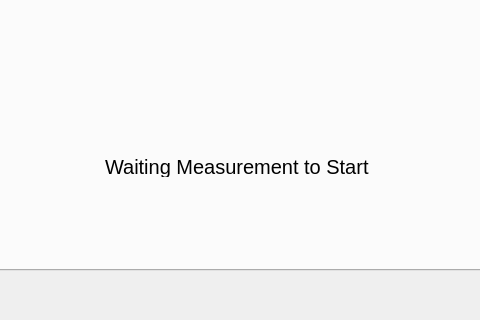
Old version of the form OneToneQt/OneToneQt/OneToneQt.ui in the repository quantum-devices-physics-lab/measurement-instruments-python; both pictures show x 457 to 937 and y 386 to 706 of the 1048 by 706 pixel window.
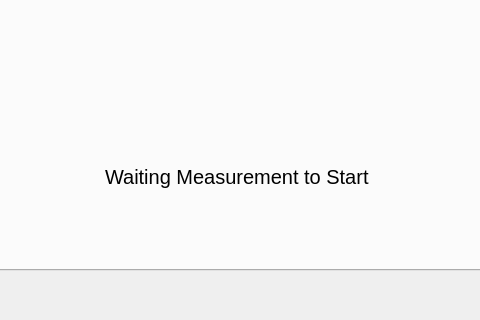
New version of the form. Custom widgets are drawn as their Qt base class.

Diff of the .ui file:
```diff
--- a/OneToneQt/OneToneQt/OneToneQt.ui
+++ b/OneToneQt/OneToneQt/OneToneQt.ui
@@ -312,7 +312,7 @@
         <x>530</x>
         <y>440</y>
         <width>271</width>
-        <height>21</height>
+        <height>41</height>
        </rect>
       </property>
       <property name="text">
```
